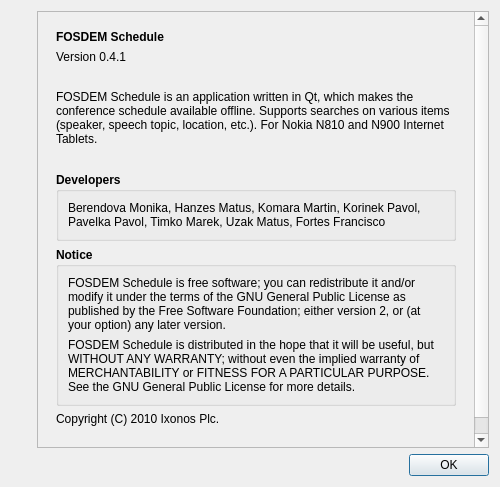
This is src/gui/about.ui in edulix/confclerk as Qt 5 draws it before an edit. The edited form follows.
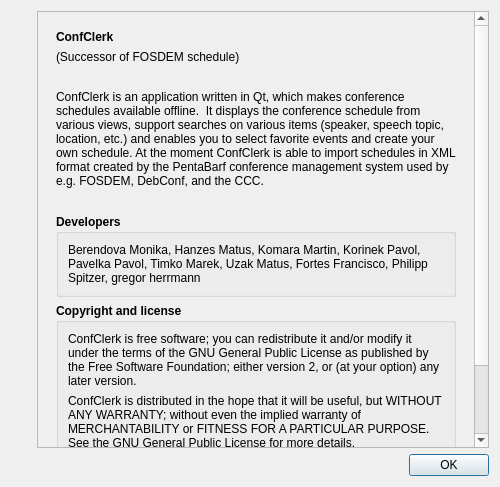
This is the edited form. Icons and pictures are not drawn.

Commit message: Update 'About' dialog.

```diff
--- a/src/gui/about.ui
+++ b/src/gui/about.ui
@@ -181,14 +181,14 @@
                  </font>
                 </property>
                 <property name="text">
-                 <string>FOSDEM Schedule</string>
+                 <string>ConfClerk</string>
                 </property>
                </widget>
               </item>
               <item>
                <widget class="QLabel" name="label_2">
                 <property name="text">
-                 <string>Version 0.4.1</string>
+                 <string>(Successor of FOSDEM schedule)</string>
                 </property>
                </widget>
               </item>
@@ -202,7 +202,7 @@
               <item>
                <widget class="QLabel" name="description">
                 <property name="text">
-                 <string>FOSDEM Schedule is an application written in Qt, which makes the conference schedule available offline. Supports searches on various items (speaker, speech topic, location, etc.). For Nokia N810 and N900 Internet Tablets.</string>
+                 <string>ConfClerk is an application written in Qt, which makes conference schedules available offline.  It displays the conference schedule from various views, support searches on various items (speaker, speech topic, location, etc.) and enables you to select favorite events and create your own schedule. At the moment ConfClerk is able to import schedules in XML format created by the PentaBarf conference management system used by e.g. FOSDEM, DebConf, and the CCC.</string>
                 </property>
                 <property name="wordWrap">
                  <bool>true</bool>
@@ -258,7 +258,7 @@
                     </font>
                    </property>
                    <property name="text">
-                    <string>Berendova Monika, Hanzes Matus, Komara Martin, Korinek Pavol, Pavelka Pavol, Timko Marek, Uzak Matus, Fortes Francisco</string>
+                    <string>Berendova Monika, Hanzes Matus, Komara Martin, Korinek Pavol, Pavelka Pavol, Timko Marek, Uzak Matus, Fortes Francisco, Philipp Spitzer, gregor herrmann</string>
                    </property>
                    <property name="wordWrap">
                     <bool>true</bool>
@@ -283,7 +283,7 @@
                  </font>
                 </property>
                 <property name="title">
-                 <string>Notice</string>
+                 <string>Copyright and license</string>
                 </property>
                 <layout class="QVBoxLayout" name="verticalLayout_5">
                  <item>
@@ -301,7 +301,7 @@
                     </font>
                    </property>
                    <property name="text">
-                    <string>FOSDEM Schedule is free software; you can redistribute it and/or modify it under the terms of the GNU General Public License as published by the Free Software Foundation; either version 2, or (at your option) any later version.</string>
+                    <string>ConfClerk is free software; you can redistribute it and/or modify it under the terms of the GNU General Public License as published by the Free Software Foundation; either version 2, or (at your option) any later version.</string>
                    </property>
                    <property name="wordWrap">
                     <bool>true</bool>
@@ -317,7 +317,7 @@
                     </font>
                    </property>
                    <property name="text">
-                    <string>FOSDEM Schedule is distributed in the hope that it will be useful, but WITHOUT ANY WARRANTY; without even the implied warranty of MERCHANTABILITY or FITNESS FOR A PARTICULAR PURPOSE.  See the GNU General Public License for more details.</string>
+                    <string>ConfClerk is distributed in the hope that it will be useful, but WITHOUT ANY WARRANTY; without even the implied warranty of MERCHANTABILITY or FITNESS FOR A PARTICULAR PURPOSE.  See the GNU General Public License for more details.</string>
                    </property>
                    <property name="wordWrap">
                     <bool>true</bool>
@@ -330,7 +330,8 @@
               <item>
                <widget class="QLabel" name="copyright">
                 <property name="text">
-                 <string>Copyright (C) 2010 Ixonos Plc.</string>
+                 <string>Copyright (C) 2010 Ixonos Plc.
+Copyright (C) 2011 Philipp Spitzer &amp; gregor herrmann</string>
                 </property>
                </widget>
               </item>
```
